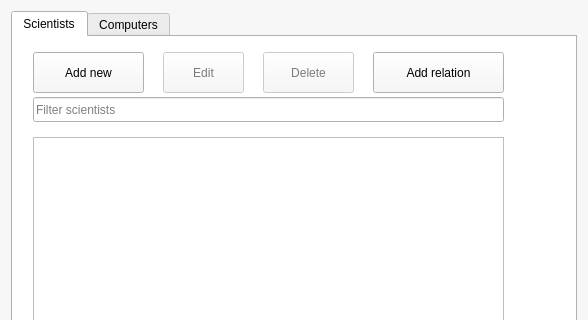
Above: mainwindow.ui from Hopur-50/Verkefni3 before the change; both pictures show x 0 to 588 and y 0 to 320 of the 588 by 672 pixel window. Below: the same form after it.
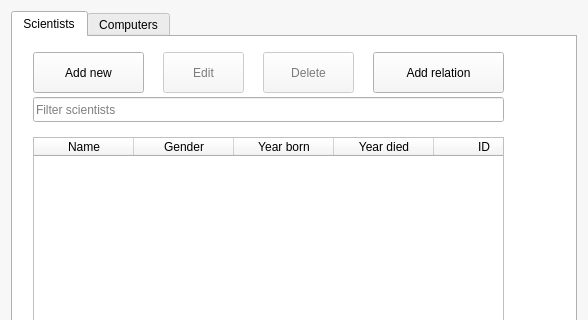
That is the form after the change. The open tabs and pages were chosen to show the change. Icons and pictures are not drawn.

Commit message: header....aftur

The edit to the form file:
```diff
--- a/mainwindow.ui
+++ b/mainwindow.ui
@@ -588,7 +588,7 @@
          <number>0</number>
         </property>
         <attribute name="horizontalHeaderVisible">
-         <bool>false</bool>
+         <bool>true</bool>
         </attribute>
         <attribute name="horizontalHeaderCascadingSectionResizes">
          <bool>true</bool>
```
Left out of the diff: 2 changed lines with no effect on the pictures.
